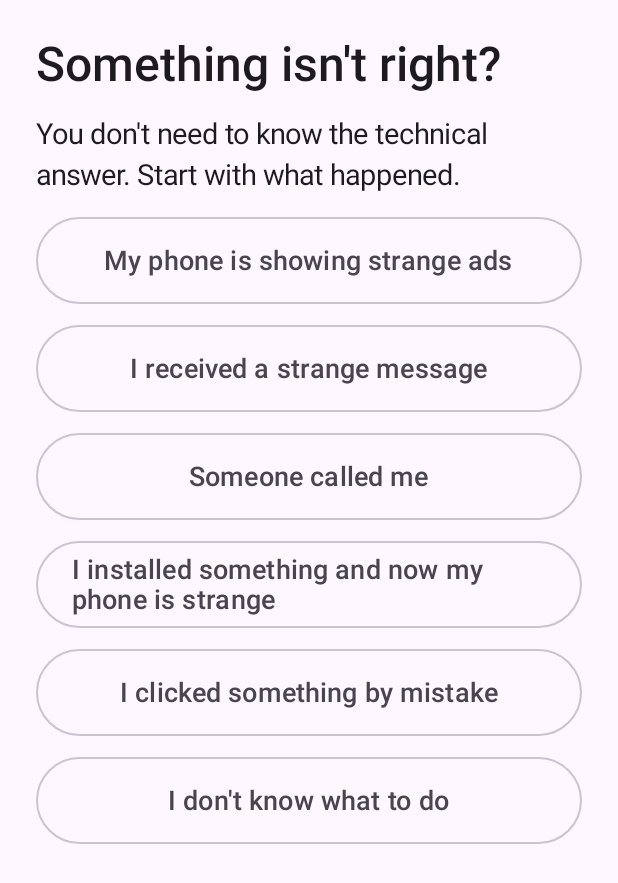
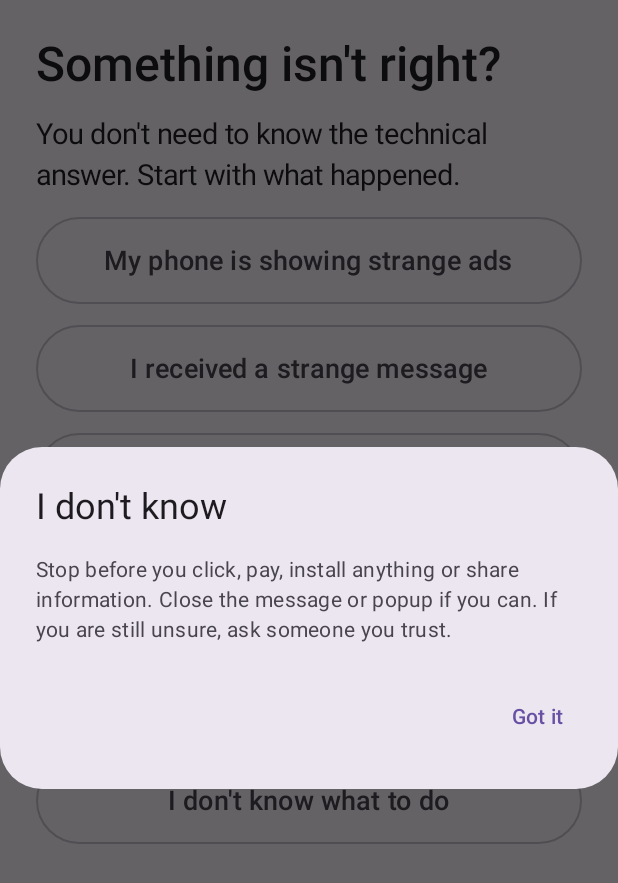
Before and after one commit to harry12132/Steady, an Android app built with Jetpack Compose: the composable HelpScreen shown on its own in the app's theme, after a tap on "I don't know what to do", on a phone screen of 412 x 824 dp. Shown: the top 883 px of the screen. Run offline under Robolectric (Android 15) with nearby library versions, the phone set to English and light mode, and no system bars.

Commit message:
Make help flows functional

```diff
--- a/app/src/main/java/app/steady/MainActivity.kt
+++ b/app/src/main/java/app/steady/MainActivity.kt
@@ -184,21 +184,39 @@ private fun SafeScreen(padding: PaddingValues, open: (Lesson) -> Unit) {
 
 @Composable
 private fun HelpScreen(padding: PaddingValues) {
+    var selected by remember { mutableStateOf<String?>(null) }
+
     Column(Modifier.fillMaxSize().padding(padding).padding(24.dp), verticalArrangement = Arrangement.spacedBy(14.dp)) {
         Text("Something isn't right?", fontSize = 32.sp, fontWeight = FontWeight.SemiBold)
         Text("You don't need to know the technical answer. Start with what happened.", fontSize = 19.sp, lineHeight = 27.sp)
-        HelpButton("My phone is showing strange ads")
-        HelpButton("I received a strange message")
-        HelpButton("Someone called me")
-        HelpButton("I installed something and now my phone is strange")
-        HelpButton("I clicked something by mistake")
-        HelpButton("I don't know what to do")
+        HelpButton("My phone is showing strange ads") { selected = "Strange ads" }
+        HelpButton("I received a strange message") { selected = "Strange message" }
+        HelpButton("Someone called me") { selected = "Unexpected call" }
+        HelpButton("I installed something and now my phone is strange") { selected = "Strange app" }
+        HelpButton("I clicked something by mistake") { selected = "I clicked something" }
+        HelpButton("I don't know what to do") { selected = "I don't know" }
+    }
+
+    if (selected != null) {
+        AlertDialog(
+            onDismissRequest = { selected = null },
+            title = { Text(selected!!) },
+            text = {
+                Text(
+                    "Stop before you click, pay, install anything or share information. " +
+                        "Close the message or popup if you can. If you are still unsure, ask someone you trust."
+                )
+            },
+            confirmButton = {
+                TextButton(onClick = { selected = null }) { Text("Got it") }
+            }
+        )
     }
 }
 
 @Composable
-private fun HelpButton(label: String) {
-    OutlinedButton(onClick = { }, modifier = Modifier.fillMaxWidth().height(58.dp)) {
+private fun HelpButton(label: String, onClick: () -> Unit) {
+    OutlinedButton(onClick = onClick, modifier = Modifier.fillMaxWidth().height(58.dp)) {
         Text(label, fontSize = 18.sp)
     }
 }
```
